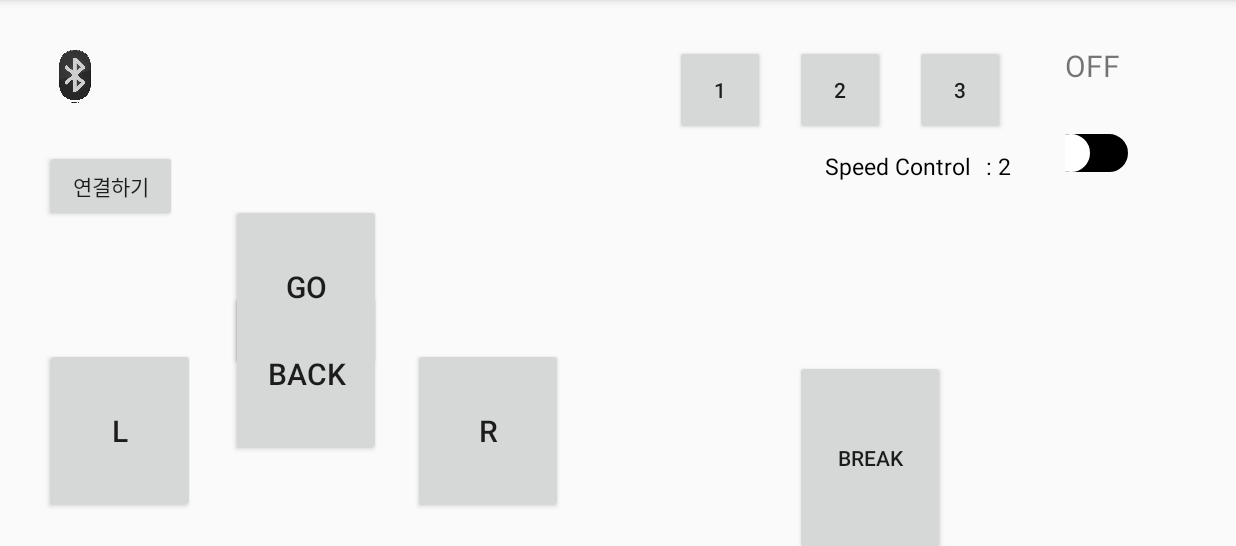
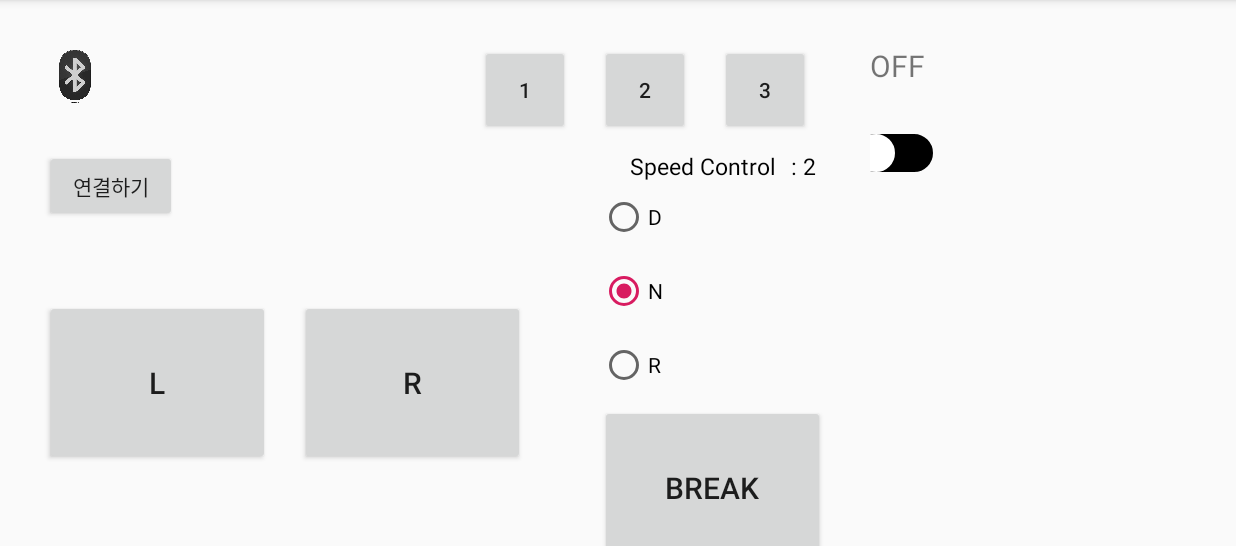
Before and after one commit to wjdgus221/Bluetooth_2, an Android app: the screen it shows after launch (MainActivity), on a phone screen of 824 x 412 dp (held sideways), the part 72-618 px from its top. Run offline under Robolectric (Android 15) with nearby library versions, the phone set to English and light mode, and no system bars.

Commit message:
send commit

```diff
--- a/app/src/main/AndroidManifest.xml
+++ b/app/src/main/AndroidManifest.xml
@@ -20,6 +20,7 @@
                 <category android:name="android.intent.category.LAUNCHER" />
             </intent-filter>
         </activity>
+        <meta-data android:name="android.max_aspect" android:value="2.1" />
     </application>
 
 </manifest>
--- a/app/src/main/java/com/cookandroid/bluetooth_2/MainActivity.java
+++ b/app/src/main/java/com/cookandroid/bluetooth_2/MainActivity.java
@@ -12,10 +12,13 @@ import android.content.Intent;
 import android.os.Bundle;
 import android.os.Handler;
 import android.os.SystemClock;
+import android.view.MotionEvent;
 import android.view.View;
 import android.widget.Button;
 import android.widget.CompoundButton;
 import android.widget.ImageView;
+import android.widget.RadioButton;
+import android.widget.RadioGroup;
 import android.widget.Switch;
 import android.widget.TextView;
 import android.widget.Toast;
@@ -32,16 +35,16 @@ public class MainActivity extends AppCompatActivity {
     TextView mTvVaccum;
     TextView mTvSpd;
     ImageView mIvBluetooth;
-    Button mBtnConnect;
-    Button mBtnTop;
-    Button mBtnBottom;
+    Button mBtnConnect, mBtnBreak;
     Button mBtnLeft;
     Button mBtnRight;
     Button mBtnOne;
     Button mBtnTwo;
     Button mBtnThr;
-    Button mBtnStop;
     Switch mSwVaccum;
+
+    RadioGroup mRdoGruoup;
+    RadioButton mRdoD, mRdoN, mRdoP;
 
     BluetoothAdapter mBluetoothAdapter;
     Set<BluetoothDevice> mPairedDevices;
@@ -65,62 +68,59 @@ public class MainActivity extends AppCompatActivity {
         mTvSpd = (TextView)findViewById(R.id.tvSpd);
         mIvBluetooth = (ImageView) findViewById(R.id.ivBluetooth);
         mBtnConnect = (Button)findViewById(R.id.btnConnect);
-        mBtnTop = (Button)findViewById(R.id.btnTop);
-        mBtnBottom = (Button)findViewById(R.id.btnBottom);
         mBtnLeft = (Button)findViewById(R.id.btnLeft);
         mBtnRight = (Button)findViewById(R.id.btnRight);
         mBtnOne = (Button)findViewById(R.id.btnOne);
         mBtnTwo = (Button)findViewById(R.id.btnTwo);
         mBtnThr = (Button)findViewById(R.id.btnThr);
-        mBtnStop = (Button)findViewById(R.id.btnStop);
+        mBtnBreak = (Button)findViewById(R.id.btnBreak);
         mSwVaccum = (Switch)findViewById(R.id.swVaccum);
+        mRdoGruoup = (RadioGroup)findViewById(R.id.rdoGroup);
+        mRdoD = (RadioButton)findViewById(R.id.rdoD);
+        mRdoN = (RadioButton)findViewById(R.id.rdoN);
+        mRdoP = (RadioButton)findViewById(R.id.rdoP);
 
         mBluetoothAdapter = BluetoothAdapter.getDefaultAdapter();
 
         mIvBluetooth.setImageResource(R.drawable.blacktooth);
 
 
-
-
-        mBtnConnect.setOnClickListener(new Button.OnClickListener() {
+        mBtnLeft.setOnTouchListener(new View.OnTouchListener() {
             @Override
-            public void onClick(View view) {
-                listPairedDevices();
-
-            }
-        });
-        mBtnLeft.setOnClickListener(new Button.OnClickListener() {
-            @Override
-            public void onClick(View view) {
+            public boolean onTouch(View v, MotionEvent event) {
+                int status = event.getAction();
+                if(status == MotionEvent.ACTION_DOWN){
                     if(mThreadConnectedBluetooth != null) {
                         mThreadConnectedBluetooth.write("l");
                     }
                 }
-        });
-        mBtnTop.setOnClickListener(new Button.OnClickListener() {
-            @Override
-            public void onClick(View view) {
+                if(status == MotionEvent.ACTION_UP){
                     if(mThreadConnectedBluetooth != null) {
-                    mThreadConnectedBluetooth.write("u");
+                        mThreadConnectedBluetooth.write("lr");
                     }
                 }
-        });
-        mBtnBottom.setOnClickListener(new Button.OnClickListener() {
-            @Override
-            public void onClick(View view) {
-                if(mThreadConnectedBluetooth != null) {
-                    mThreadConnectedBluetooth.write("b");
-                }
+                return false;
             }
         });
-        mBtnRight.setOnClickListener(new Button.OnClickListener() {
+
+        mBtnRight.setOnTouchListener(new View.OnTouchListener() {
             @Override
-            public void onClick(View view) {
+            public boolean onTouch(View v, MotionEvent event) {
+                int status = event.getAction();
+                if(status == MotionEvent.ACTION_DOWN){
                     if(mThreadConnectedBluetooth != null) {
                         mThreadConnectedBluetooth.write("r");
                     }
                 }
+                if(status == MotionEvent.ACTION_UP){
+                    if(mThreadConnectedBluetooth != null) {
+                        mThreadConnectedBluetooth.write("rr");
+                    }
+                }
+                return false;
+            }
         });
+
         mBtnOne.setOnClickListener(new Button.OnClickListener() {
             @Override
             public void onClick(View view) {
@@ -130,6 +130,7 @@ public class MainActivity extends AppCompatActivity {
                 }
             }
         });
+
         mBtnTwo.setOnClickListener(new Button.OnClickListener() {
             @Override
             public void onClick(View view) {
@@ -148,11 +149,40 @@ public class MainActivity extends AppCompatActivity {
                 }
             }
         });
-        mBtnStop.setOnClickListener(new Button.OnClickListener() {
+
+        mBtnBreak.setOnTouchListener(new View.OnTouchListener() {
             @Override
-            public void onClick(View view) {
+            public boolean onTouch(View v, MotionEvent event) {
+                int status = event.getAction();
+                if(status == MotionEvent.ACTION_DOWN){
                     if(mThreadConnectedBluetooth != null) {
                         mThreadConnectedBluetooth.write("s");
+                    }
+                }
+                if(status == MotionEvent.ACTION_UP){
+                    if(mThreadConnectedBluetooth != null) {
+                        mThreadConnectedBluetooth.write("sr");
+                    }
+                }
+                return false;
+            }
+        });
+
+        mRdoGruoup.setOnCheckedChangeListener(new RadioGroup.OnCheckedChangeListener() {
+            @Override
+            public void onCheckedChanged(RadioGroup group, int checkedId) {
+                if(checkedId == R.id.rdoD){
+                    if(mThreadConnectedBluetooth != null) {
+                        mThreadConnectedBluetooth.write("D");
+                    }
+                } else if(checkedId == R.id.rdoN){
+                    if(mThreadConnectedBluetooth != null) {
+                        mThreadConnectedBluetooth.write("N");
+                    }
+                } else if(checkedId == R.id.rdoP){
+                    if(mThreadConnectedBluetooth != null) {
+                        mThreadConnectedBluetooth.write("P");
+                    }
                 }
             }
         });
--- a/app/src/main/res/layout/activity_main.xml
+++ b/app/src/main/res/layout/activity_main.xml
@@ -29,9 +29,9 @@
 
     <Button
         android:id="@+id/btnLeft"
-        android:layout_width="100dp"
+        android:layout_width="150dp"
         android:layout_height="110dp"
-        android:layout_marginTop="84dp"
+        android:layout_marginTop="52dp"
         android:text="L"
         android:textSize="20dp"
         app:layout_constraintStart_toStartOf="@+id/btnConnect"
@@ -39,43 +39,62 @@
 
     <Button
         android:id="@+id/btnRight"
-        android:layout_width="100dp"
+        android:layout_width="150dp"
         android:layout_height="110dp"
-        android:layout_marginLeft="145dp"
+        android:layout_marginLeft="20dp"
         android:text="R"
         android:textSize="20dp"
         app:layout_constraintStart_toEndOf="@+id/btnLeft"
         app:layout_constraintTop_toTopOf="@+id/btnLeft" />
 
     <Button
-        android:id="@+id/btnTop"
-        android:layout_width="100dp"
+        android:id="@+id/btnBreak"
+        android:layout_width="150dp"
         android:layout_height="110dp"
-        android:layout_marginStart="24dp"
-        android:layout_marginLeft="24dp"
-        android:layout_marginTop="136dp"
-        android:text="GO"
+        android:text="Break"
         android:textSize="20dp"
-        app:layout_constraintLeft_toRightOf="@+id/btnLeft"
-        app:layout_constraintStart_toEndOf="@+id/btnLeft"
-        app:layout_constraintTop_toTopOf="parent" />
+        app:layout_constraintStart_toStartOf="@+id/btnTwo"
+        app:layout_constraintTop_toBottomOf="@+id/rdoGroup" />
 
-    <Button
-        android:id="@+id/btnBottom"
-        android:layout_width="100dp"
-        android:layout_height="110dp"
-        android:layout_marginTop="64dp"
-        android:layout_marginBottom="60dp"
-        android:text="Back"
-        android:textSize="20dp"
-        app:layout_constraintStart_toStartOf="@+id/btnTop"
-        app:layout_constraintBottom_toBottomOf="parent"/>
+
+    <RadioGroup
+        android:id="@+id/rdoGroup"
+        android:layout_width="67dp"
+        android:layout_height="150dp"
+        android:layout_marginLeft="50dp"
+        android:layout_marginTop="30dp"
+        android:orientation="vertical"
+        app:layout_constraintLeft_toRightOf="@id/btnRight"
+        app:layout_constraintTop_toBottomOf="@id/btnOne">
+
+        <RadioButton
+            android:id="@+id/rdoD"
+            android:layout_width="match_parent"
+            android:layout_height="49dp"
+            android:text="D" />
+
+        <RadioButton
+            android:id="@+id/rdoN"
+            android:layout_width="match_parent"
+            android:layout_height="49dp"
+            android:checked="true"
+            android:text="N" />
+        />
+
+        <RadioButton
+            android:id="@+id/rdoP"
+            android:layout_width="match_parent"
+            android:layout_height="49dp"
+            android:text="R" />
+        />
+
+    </RadioGroup>
 
     <Button
         android:id="@+id/btnOne"
         android:layout_width="60dp"
         android:layout_height="60dp"
-        android:layout_marginLeft="380dp"
+        android:layout_marginLeft="250dp"
         android:text="1"
         app:layout_constraintStart_toEndOf="@+id/ivBluetooth"
         app:layout_constraintTop_toTopOf="@+id/ivBluetooth" />
@@ -120,15 +139,6 @@
         app:layout_constraintStart_toEndOf="@+id/btnOne"
         app:layout_constraintTop_toBottomOf="@+id/btnThr"/>
 
-    <Button
-        android:id="@+id/btnStop"
-        android:layout_width="100dp"
-        android:layout_height="130dp"
-        android:layout_marginTop="150dp"
-        android:text="Break"
-        app:layout_constraintStart_toStartOf="@+id/btnTwo"
-        app:layout_constraintTop_toBottomOf="@+id/btnTwo" />
-
 
     <TextView
         android:id="@+id/tvVaccum"
```
Also changed, not shown: 1 other file. Lines whose indentation alone changed are shown as unchanged.
